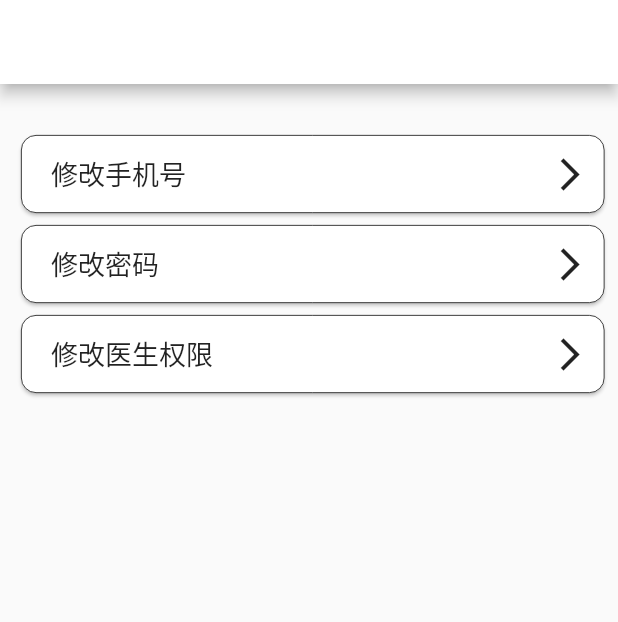
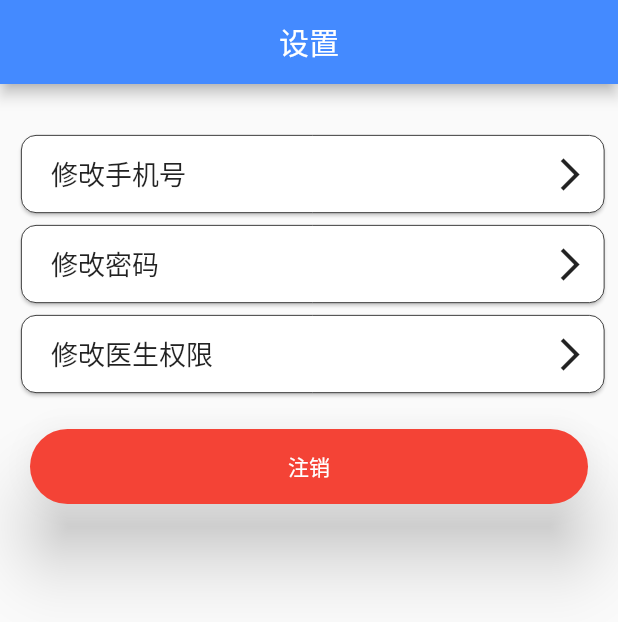
Before and after one commit to Dodoushu/ASECloudRecord, a Flutter app: the Setting screen opened directly, on a phone screen of 412 x 824 dp. Shown: the top 622 px of the screen. Run offline on Flutter 3.47's test engine with Material 2 defaults, Android fonts, the phone set to English and light mode, and no system bars; our stand-ins replace dio, file_picker, image_picker, photo_view, shared_preferences; missing offline and left inert: dart:ffi; accounts and stored records are empty; network calls fail.

Commit message:
bug修改

```diff
--- a/lib/main.dart
+++ b/lib/main.dart
@@ -37,7 +37,7 @@ class MyApp extends StatelessWidget {
 //        ),
         theme: ThemeData(
           //主题色
-          primaryColor:Colors.white,
+          primaryColor:Colors.blueAccent,
         ),
         //当手机处于夜间模式时，优先执行darkTheme
         darkTheme: ThemeData(
--- a/lib/patient/Setting.dart
+++ b/lib/patient/Setting.dart
@@ -1,9 +1,11 @@
 import 'package:flutter/material.dart';
 import 'package:helloworld/patient/MainFunctionPage.dart';
+import 'package:helloworld/sharedPrefrences.dart';
 import 'BottomNavigationBar.dart';
 import 'setting/ChangePassword.dart';
 import 'setting/ChangePhoneNumber.dart';
 import 'setting/doctorSelect.dart';
+import 'package:helloworld/select.dart';
 
 void main() {
   runApp(new MaterialApp(
@@ -146,6 +148,33 @@ class _SettingState extends State<Setting> {
       ),
     );
 
+    Widget logout = Container(
+      padding: EdgeInsets.all(0),
+      height: 50.0,
+      margin: EdgeInsets.only(left: 20.0,right: 20.0,top: 20),
+      child: new SizedBox.expand(
+        child: new RaisedButton(
+          elevation: 20,
+          onPressed: (){
+            SharedPreferenceUtil.remove('token').then((value){
+              SharedPreferenceUtil.remove('name').then((value){
+                Navigator.pushAndRemoveUntil(context, MaterialPageRoute(builder: (context) => select()), (route) => false);
+              });
+            });
+          },
+          color: Colors.red,
+          child: new Text(
+            '注销',
+            style: TextStyle(
+                fontSize: 14.0,
+                color: Color.fromARGB(255, 255, 255, 255)),
+          ),
+          shape: new RoundedRectangleBorder(
+              borderRadius: new BorderRadius.circular(40.0)),
+        ),
+      ),
+    );
+
 //    Widget ChangeDoctor = new Container(
 //        padding: EdgeInsets.only(left: 10, right: 5),
 //        child: SizedBox(
@@ -231,7 +260,7 @@ class _SettingState extends State<Setting> {
 //        leading: new Icon(Icons.arrow_back_ios,size: 25,),
       ),
       body: new ListView(
-        children: <Widget>[ChangePspt, ChangePhonenum, ChangeDoctor],
+        children: <Widget>[ChangePspt, ChangePhonenum, ChangeDoctor,logout],
       ),
     );
   }
--- a/lib/patient/setting/ChangePassword.dart
+++ b/lib/patient/setting/ChangePassword.dart
@@ -39,7 +39,7 @@ class _ChangePswd extends State<ChangePswd> {
         appBar: AppBar(
           title: Text('修改密码',style: TextStyle(color: Colors.white),),
           centerTitle: true,
-          backgroundColor: Colors.blue,
+//          backgroundColor: Colors.blue,
         ),
         body: new ListView(
           children: <Widget> [
--- a/lib/patient/setting/ChangePhoneNumber.dart
+++ b/lib/patient/setting/ChangePhoneNumber.dart
@@ -92,7 +92,7 @@ class _ChangePhNum extends State<ChangePhNum> {
           appBar: AppBar(
             title: Text('修改手机号',style: TextStyle(color: Colors.white),),
             centerTitle: true,
-            backgroundColor: Colors.blue,
+//            backgroundColor: Colors.blue,
 //            leading: Icon(Icons.arrow_back_ios,color: Colors.white,),
           ),
           body: new ListView(
```
Also changed, not shown: lib/patient/MainFunctionPage.dart (+29 -13 lines), lib/patient/login.dart (+4 -3 lines), lib/splashPage.dart (+16 -26 lines).
